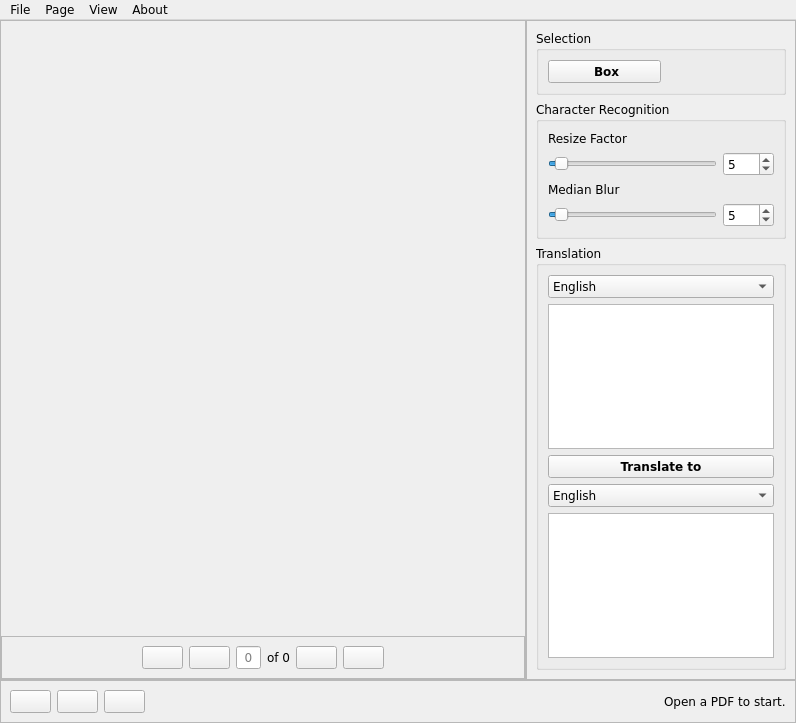
kylekce/Comic-Lens, file comic-lens/form.ui: the form before one commit.
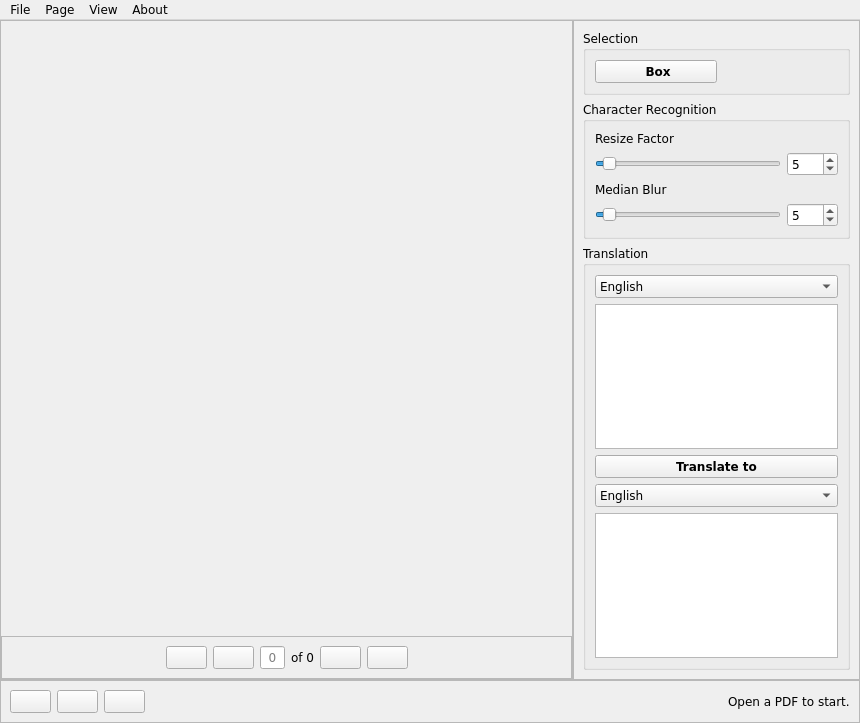
The form after the commit. Icons and pictures are not drawn.

Diff of the .ui file:
```diff
--- a/comic-lens/form.ui
+++ b/comic-lens/form.ui
@@ -6,7 +6,7 @@
    <rect>
     <x>0</x>
     <y>0</y>
-    <width>796</width>
+    <width>860</width>
     <height>723</height>
    </rect>
   </property>
@@ -705,7 +705,7 @@
     <rect>
      <x>0</x>
      <y>0</y>
-     <width>796</width>
+     <width>860</width>
      <height>23</height>
     </rect>
    </property>
```
Left out of the diff: 24 changed lines with no effect on the pictures.
